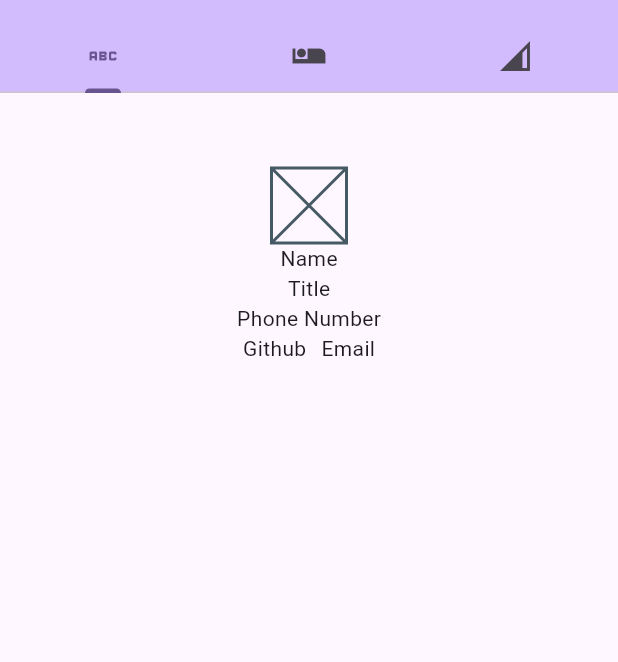
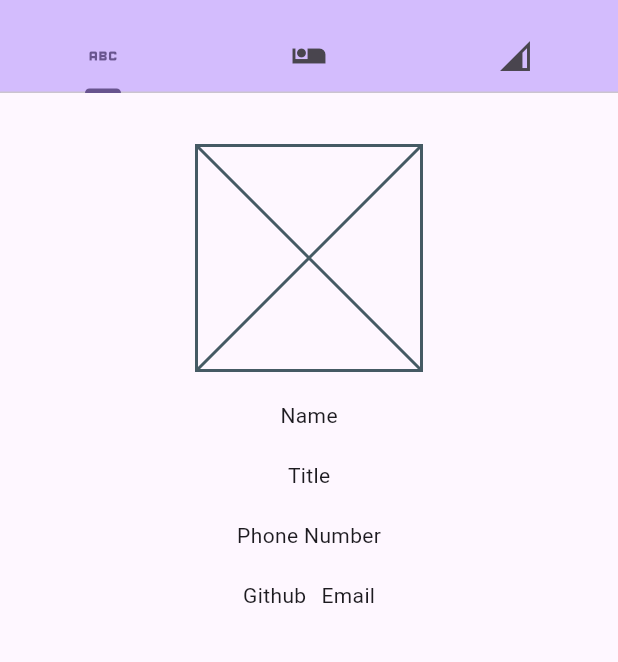
Before and after one commit to KameronKeller/Professional-Profile-Flutter-App, a Flutter app: the screen it shows after launch, on a phone screen of 412 x 824 dp, the part 63-725 px from its top. Run offline on Flutter 3.47's test engine with Material 3 defaults, Android fonts, the light colour scheme and no system bars.

Commit message:
Refactor business card items into widget

```diff
--- a/lib/business_card_page.dart
+++ b/lib/business_card_page.dart
@@ -1,4 +1,5 @@
 import 'package:flutter/material.dart';
+import 'package:professional_profile_app/centered_row.dart';
 
 class BusinessCardPage extends StatelessWidget {
   const BusinessCardPage({super.key});
@@ -6,53 +7,16 @@ class BusinessCardPage extends StatelessWidget {
   @override
   Widget build(BuildContext context) {
     return const Padding(
-      padding: EdgeInsets.all(50.0),
+      padding: EdgeInsets.all(25.0),
       child: Column(
         children: [
-          Row(
-            mainAxisAlignment: MainAxisAlignment.center,
-            children: [SizedBox(width: 50, height: 50, child: Placeholder())],
-          ),
-          Row(
-            mainAxisAlignment: MainAxisAlignment.center,
-            children: [
-              Text("Name"),
-            ],
-          ),
-          Row(
-            mainAxisAlignment: MainAxisAlignment.center,
-            children: [
-              Text("Title"),
-            ],
-          ),
-          Row(
-            mainAxisAlignment: MainAxisAlignment.center,
-            children: [
-              Text("Phone Number"),
-            ],
-          ),
-          Row(
-            mainAxisAlignment: MainAxisAlignment.center,
-            children: [
-              Text("Github"),
-              SizedBox(
-                width: 10.0,
-              ),
-              Text("Email"),
-            ],
-          ),
+          CenteredRow(children: [SizedBox(width: 150, height: 150, child: Placeholder())],),
+          CenteredRow(children: [Text("Name")],),
+          CenteredRow(children: [Text("Title")]),
+          CenteredRow(children: [Text("Phone Number")]),
+          CenteredRow(children: [Text("Github"), SizedBox(width: 10.0), Text("Email")]),
         ],
       ),
     );
   }
 }
-
-/*
-NEED:
-photo
-name
-title
-phone
-github email
-
-*/
--- /dev/null
+++ b/lib/centered_row.dart
@@ -0,0 +1,20 @@
+import 'package:flutter/material.dart';
+
+class CenteredRow extends StatelessWidget {
+
+  final List<Widget> children;
+  final double padding;
+
+  const CenteredRow({super.key, required this.children, this.padding = 10.0});
+
+  @override
+  Widget build(BuildContext context) {
+    return Padding(
+      padding: EdgeInsets.all(padding),
+      child: Row(
+        mainAxisAlignment: MainAxisAlignment.center,
+        children: children,
+      ),
+    );
+  }
+}
```
